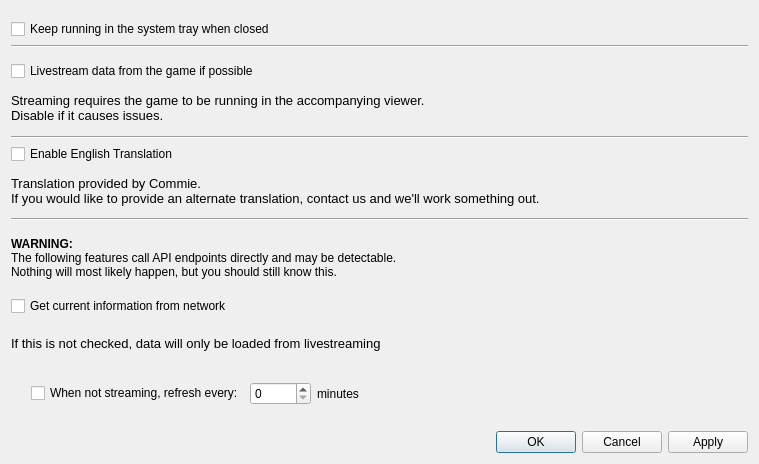
Above: forms/KCSettingsDialog.ui from KanColleTool/kct-tool before the change. Below: the same form after it.
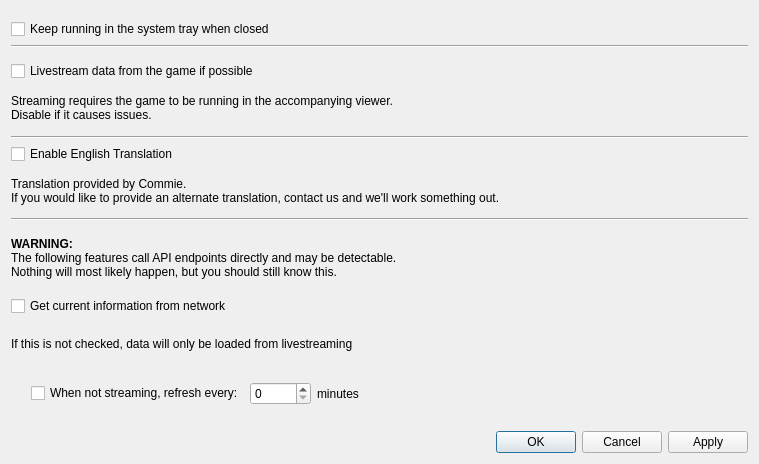
That is the form after the change.

Commit message: No need to specify font sizes in the settings

```diff
--- a/forms/KCSettingsDialog.ui
+++ b/forms/KCSettingsDialog.ui
@@ -68,11 +68,6 @@
    </item>
    <item>
     <widget class="QLabel" name="label_2">
-     <property name="font">
-      <font>
-       <pointsize>10</pointsize>
-      </font>
-     </property>
      <property name="text">
       <string>Streaming requires the game to be running in the accompanying viewer.&lt;br /&gt;Disable if it causes issues.</string>
      </property>
@@ -102,7 +97,6 @@
     <widget class="QLabel" name="label">
      <property name="font">
       <font>
-       <pointsize>10</pointsize>
        <weight>50</weight>
        <bold>false</bold>
       </font>
@@ -173,11 +167,6 @@
    </item>
    <item>
     <widget class="QLabel" name="label_5">
-     <property name="font">
-      <font>
-       <pointsize>10</pointsize>
-      </font>
-     </property>
      <property name="text">
       <string>If this is not checked, data will only be loaded from livestreaming</string>
      </property>
```
